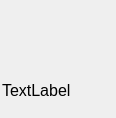
hmidani-abdelilah/myCloud-client, file element.ui: the form before one commit.
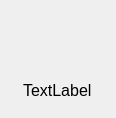
The form after the commit.

Commit message: add feature reduce picture v1, correction center title on element and logo

```diff
--- a/element.ui
+++ b/element.ui
@@ -13,7 +13,7 @@
   <property name="maximumSize">
    <size>
     <width>116</width>
-    <height>118</height>
+    <height>140</height>
    </size>
   </property>
   <property name="windowTitle">
@@ -60,12 +60,25 @@
    </item>
    <item>
     <layout class="QHBoxLayout" name="horizontalLayout_2">
+     <item>
+      <spacer name="horizontalSpacer_3">
+       <property name="orientation">
+        <enum>Qt::Horizontal</enum>
+       </property>
+       <property name="sizeHint" stdset="0">
+        <size>
+         <width>40</width>
+         <height>20</height>
+        </size>
+       </property>
+      </spacer>
+     </item>
      <item>
       <widget class="QLabel" name="_title">
        <property name="minimumSize">
         <size>
-         <width>112</width>
-         <height>40</height>
+         <width>0</width>
+         <height>0</height>
         </size>
        </property>
        <property name="maximumSize">
@@ -79,6 +92,9 @@
          <pointsize>12</pointsize>
         </font>
        </property>
+       <property name="styleSheet">
+        <string notr="true"/>
+       </property>
        <property name="frameShape">
         <enum>QFrame::NoFrame</enum>
        </property>
@@ -87,6 +103,19 @@
        </property>
       </widget>
      </item>
+     <item>
+      <spacer name="horizontalSpacer_4">
+       <property name="orientation">
+        <enum>Qt::Horizontal</enum>
+       </property>
+       <property name="sizeHint" stdset="0">
+        <size>
+         <width>40</width>
+         <height>20</height>
+        </size>
+       </property>
+      </spacer>
+     </item>
     </layout>
    </item>
   </layout>
```
Left out of the diff: 29 changed lines with no effect on the pictures. The commit also changes 11 other files.
